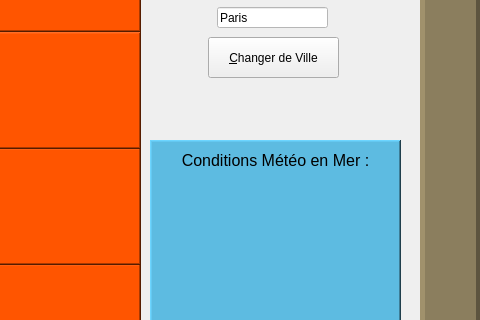
SimonF2/ProjetFinal, file StationMeteo/mainwindow.ui: the form before one commit; both pictures show x 520 to 1000 and y 293 to 613 of the 1000 by 750 pixel window.
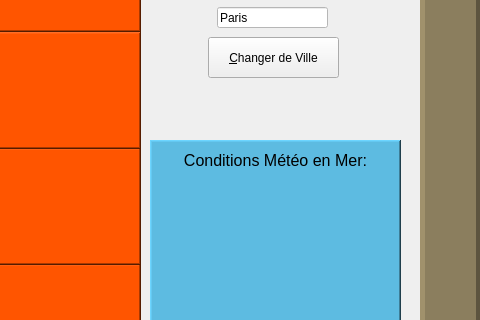
The form after the commit.

Diff of the .ui file:
```diff
--- a/StationMeteo/mainwindow.ui
+++ b/StationMeteo/mainwindow.ui
@@ -583,6 +583,8 @@
     <property name="font">
      <font>
       <pointsize>12</pointsize>
+      <weight>50</weight>
+      <bold>false</bold>
      </font>
     </property>
     <property name="autoFillBackground">
@@ -593,7 +595,7 @@
 </string>
     </property>
     <property name="text">
-     <string>Conditions Météo en Mer :</string>
+     <string>Conditions Météo en Mer:</string>
     </property>
     <property name="scaledContents">
      <bool>true</bool>
```
